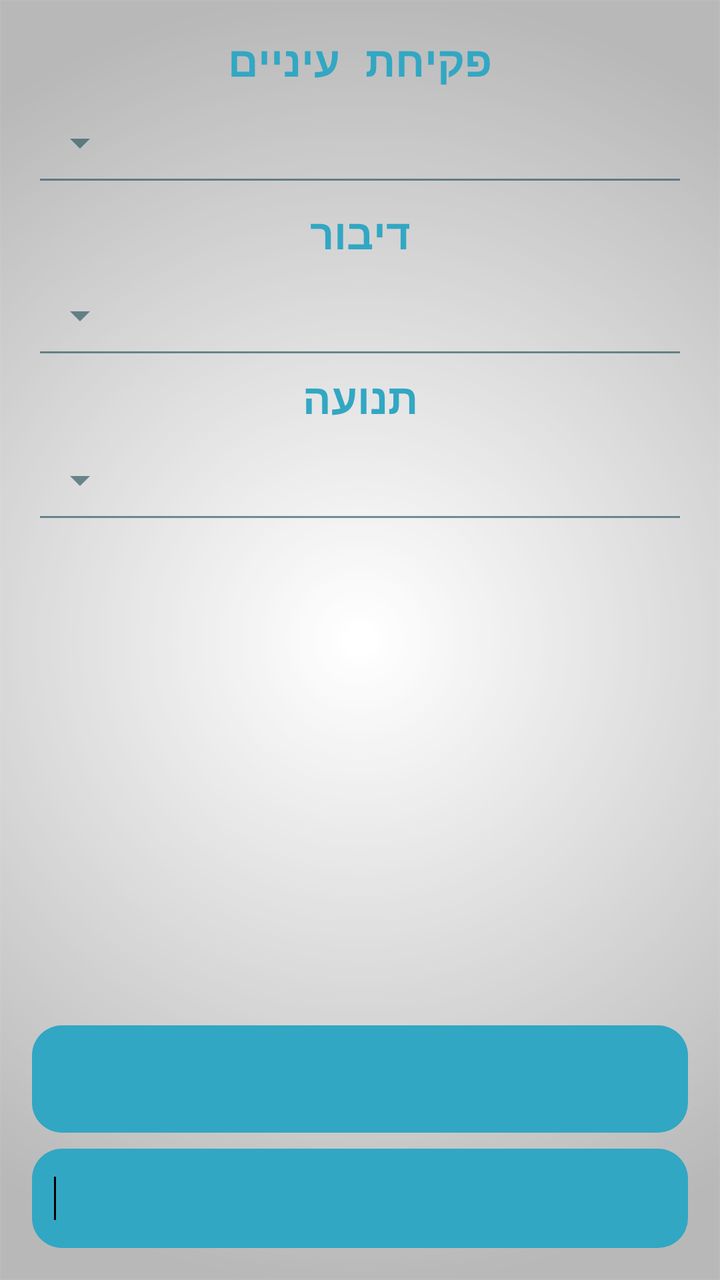
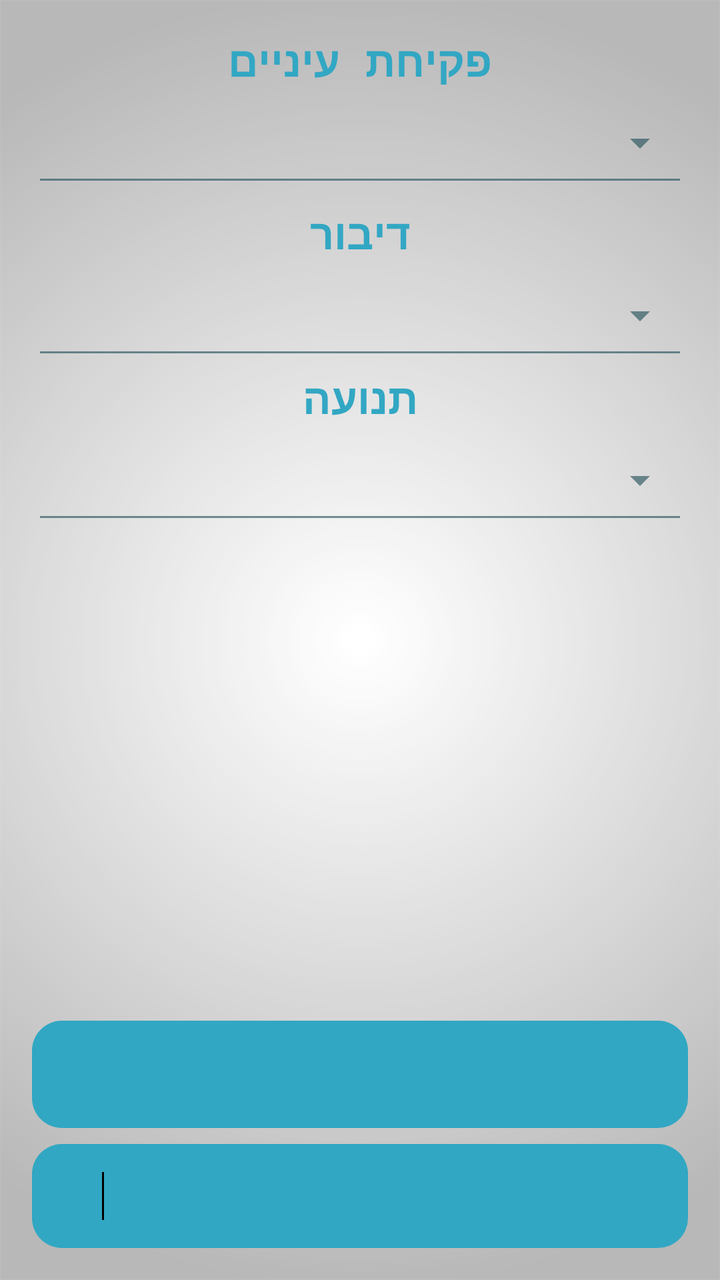

Screens rendered from an Android XML layout before and after an edit, with the pre-edit source and the edit as a unified diff.
<!-- AndroidManifest.xml: application theme AppTheme -->
<!-- res/layout/activity_glazgo_calc.xml -->
<?xml version="1.0" encoding="utf-8"?>
<RelativeLayout
    xmlns:android="http://schemas.android.com/apk/res/android"
    xmlns:app="http://schemas.android.com/apk/res-auto"
    xmlns:tools="http://schemas.android.com/tools"
    android:layout_width="match_parent"
    android:layout_height="match_parent"
    android:padding="@dimen/activity_horizontal_margin">
    <ScrollView
        android:layout_width="match_parent"
        android:layout_height="match_parent">
    <RelativeLayout
        android:orientation="vertical" android:layout_width="match_parent"
        android:layout_height="wrap_content"
        android:layoutDirection="ltr">
        <TextView
            android:layout_width="match_parent"
            android:layout_height="wrap_content"
            android:text="@string/eyeOpening"
            android:id="@+id/EyeTxt"
            android:textColor="@color/ColorAqua"
            android:textStyle="bold"
            android:gravity="center"
            android:textSize="21sp"/>
        <android.support.design.widget.TextInputLayout
            android:layout_width="match_parent"
            android:layout_height="wrap_content"
            android:id="@+id/Eye"
            android:hint="@string/eyeOpening"
            android:layout_below="@+id/EyeTxt">
            <Spinner
                android:layout_width="match_parent"
                android:layout_height="54dp"
                android:layoutDirection="rtl"
                android:id="@+id/EyeS"
                style="@style/Widget.AppCompat.Spinner.Underlined"
                android:layout_gravity="left"
                android:spinnerMode="dropdown" />
        </android.support.design.widget.TextInputLayout>
        <TextView
            android:layout_width="match_parent"
            android:layout_height="wrap_content"
            android:text="@string/verbal"
            android:id="@+id/VerbalTxt"
            android:textSize="21sp"
            android:textColor="@color/ColorAqua"
            android:textStyle="bold"
            android:gravity="center"
            android:layout_marginTop="4dp"
            android:layout_below="@id/Eye"/>
        <android.support.design.widget.TextInputLayout
            android:layout_width="match_parent"
            android:layout_height="wrap_content"
            android:id="@+id/Verbal"
            android:layout_below="@+id/VerbalTxt">
            <Spinner
                android:layout_width="match_parent"
                android:layout_height="54dp"
                android:id="@+id/VerbalS"
                android:layoutDirection="rtl"
                style="@style/Widget.AppCompat.Spinner.Underlined"
                android:layout_gravity="left"
                android:spinnerMode="dropdown" />
        </android.support.design.widget.TextInputLayout>
        <TextView
            android:layout_width="match_parent"
            android:layout_height="wrap_content"
            android:text="@string/motor"
            android:id="@+id/MotorTxt"
            android:layout_below="@id/Verbal"
            android:textColor="@color/ColorAqua"
            android:textStyle="bold"
            android:gravity="center"
            android:textSize="21sp"/>
        <android.support.design.widget.TextInputLayout
            android:layout_width="match_parent"
            android:layout_height="wrap_content"
            android:id="@+id/Motor"
            android:layout_below="@+id/MotorTxt">
            <Spinner
                android:layout_width="match_parent"
                android:layout_height="54dp"
                android:id="@+id/MotorS"
                android:layoutDirection="rtl"
                style="@style/Widget.AppCompat.Spinner.Underlined"
                android:layout_gravity="left"
                android:spinnerMode="dropdown" />
        </android.support.design.widget.TextInputLayout>
        <TextView
            android:layout_width="match_parent"
            android:scrollbars="vertical"
            android:layout_height="150sp"
            android:textSize="19sp"
            android:id="@+id/GlazgowResultTxt"
            android:layout_below="@+id/Motor"/>
    </RelativeLayout>
    </ScrollView>
    <TextView
        android:layout_width="match_parent"
        android:layout_height="wrap_content"
        android:id="@+id/GLZGrade"
        android:background="@drawable/btns_new"
        android:padding="14dp"
        android:textSize="19sp"
        android:layout_marginBottom="8dp"
        android:gravity="start|top"
        android:layout_above="@+id/GLZInfBG"/>
    <LinearLayout
        android:layout_width="match_parent"
        android:layout_height="wrap_content"
        android:id="@+id/GLZInfBG"
        android:background="@drawable/btns_new"
        android:drawablePadding="16dp"
        android:paddingStart="7dp"
        android:padding="14dp"
        android:gravity="center_horizontal|top"
        android:layout_alignParentBottom="true">
        <ImageView
            android:layout_width="wrap_content"
            android:layout_height="wrap_content"
            android:layout_marginStart="2dp"
            android:layout_marginEnd="2dp"
            android:tint="@color/Black"
            app:srcCompat="@drawable/ic_info"/>
        <View
            android:layout_width="1dp"
            android:layout_height="match_parent"
            android:background="@color/Black"
            android:layout_marginEnd="10dp" />
        <TextView
            android:layout_width="match_parent"
            android:layout_height="wrap_content"
            android:id="@+id/GLZInf"
            android:textSize="16sp"/>
    </LinearLayout>
</RelativeLayout>
<!-- resources referenced by this layout -->
<resources>
  <color name="Black">#000000</color>
  <color name="ColorAqua">#32a7c3</color>
  <dimen name="activity_horizontal_margin">16dp</dimen>
  <!-- drawable btns_new (drawable) -->
  <?xml version="1.0" encoding="utf-8"?>
  <shape xmlns:android="http://schemas.android.com/apk/res/android"
      android:shape="rectangle">
      <corners android:radius="15dp" />
      <solid android:color="@color/ColorNice" />
      <padding
          android:right="0dp"
          android:left="0dp"
          android:bottom="0dp"
          android:top="0dp" />
      <stroke
          android:width="0dp"
          android:color="#1e869f" />
  </shape>
  <!-- drawable ic_info: png bitmap (drawable, 1348 bytes) -->
  <string name="eyeOpening">פקיחת עיניים</string>
  <string name="motor">תנועה</string>
  <string name="verbal">דיבור</string>
  <style name="AppTheme" parent="Theme.AppCompat.Light">
          
          <item name="android:textColor">@color/Black</item>
          <item name="colorPrimary">@color/ColorPrimary</item>
          <item name="colorPrimaryDark">@color/ColorPrimaryDark</item>
          <item name="android:textColorHintInverse">@color/ColorBlue</item>
          <item name="actionBarTheme">@style/ThemeOverlay.AppCompat.Dark.ActionBar</item>
          <item name="buttonStyle">@style/FButton</item>
          <item name="android:buttonStyle">@style/FButton</item>
          <item name="colorAccent">@color/materialGrey300</item>
          
          <item name="android:actionMenuTextColor">@color/Black</item>
          <item name="android:itemBackground">@color/materialGrey300</item>
          <item name="android:textColorSecondary">@color/ColorRedDark</item>
          <item name="android:windowBackground">@drawable/ic_bgg</item>
          <item name="android:typeface">monospace</item>
  
          <item name="android:textColorHint">@color/ColorAqua</item>
          <item name="colorControlNormal">@color/ColorBlue</item>
          <item name="colorControlActivated">@color/ColorAqua</item>
          <item name="colorControlHighlight">@color/ColorAqua</item>
      </style>
  <color name="ColorNice">#31a7c3</color>
  <color name="ColorPrimary">#10133b</color>
  <color name="ColorPrimaryDark">#1a1d4b</color>
  <color name="ColorBlue">#98194853</color>
  <style name="FButton" parent="Theme.AppCompat.Light">
          <item name="colorControlHighlight">@color/ColorBlue</item>
          <item name="android:textColor">@color/ColorAqua</item>
          <item name="android:textSize">20sp</item>
      </style>
  <color name="materialGrey300">#ffe0e0e0</color>
  <color name="ColorRedDark">#6b0000</color>
  <!-- drawable ic_bgg: png bitmap (drawable, 33899 bytes) -->
</resources>

<!-- the commit's change to res/layout/activity_glazgo_calc.xml (unified diff, before → after) -->
@@ -11,8 +11,7 @@
         android:layout_height="match_parent">
     <RelativeLayout
         android:orientation="vertical" android:layout_width="match_parent"
-        android:layout_height="wrap_content"
-        android:layoutDirection="ltr">
+        android:layout_height="wrap_content">
         <TextView
             android:layout_width="match_parent"
             android:layout_height="wrap_content"
@@ -31,10 +30,9 @@
             <Spinner
                 android:layout_width="match_parent"
                 android:layout_height="54dp"
-                android:layoutDirection="rtl"
                 android:id="@+id/EyeS"
                 style="@style/Widget.AppCompat.Spinner.Underlined"
-                android:layout_gravity="left"
+                android:layout_gravity="start"
                 android:spinnerMode="dropdown" />
         </android.support.design.widget.TextInputLayout>
         <TextView
@@ -57,9 +55,8 @@
                 android:layout_width="match_parent"
                 android:layout_height="54dp"
                 android:id="@+id/VerbalS"
-                android:layoutDirection="rtl"
                 style="@style/Widget.AppCompat.Spinner.Underlined"
-                android:layout_gravity="left"
+                android:layout_gravity="start"
                 android:spinnerMode="dropdown" />
         </android.support.design.widget.TextInputLayout>
         <TextView
@@ -81,9 +78,8 @@
                 android:layout_width="match_parent"
                 android:layout_height="54dp"
                 android:id="@+id/MotorS"
-                android:layoutDirection="rtl"
                 style="@style/Widget.AppCompat.Spinner.Underlined"
-                android:layout_gravity="left"
+                android:layout_gravity="start"
                 android:spinnerMode="dropdown" />
         </android.support.design.widget.TextInputLayout>
         <TextView
@@ -116,10 +112,11 @@
         android:gravity="center_horizontal|top"
         android:layout_alignParentBottom="true">
         <ImageView
-            android:layout_width="wrap_content"
-            android:layout_height="wrap_content"
+            android:layout_width="24dp"
+            android:layout_height="24dp"
             android:layout_marginStart="2dp"
             android:layout_marginEnd="2dp"
+            android:contentDescription="@string/app_name"
             android:tint="@color/Black"
             app:srcCompat="@drawable/ic_info"/>
         <View
<!-- resource entries referenced after the edit -->
@@ -18,7 +18,17 @@
           android:width="0dp"
           android:color="#1e869f" />
   </shape>
-  <!-- drawable ic_info: png bitmap (drawable, 1348 bytes) -->
+  <!-- drawable ic_info (drawable-anydpi-v21) -->
+  <vector xmlns:android="http://schemas.android.com/apk/res/android"
+          android:width="24dp"
+          android:height="24dp"
+          android:viewportWidth="24.0"
+          android:viewportHeight="24.0">
+      <path
+          android:fillColor="#FFFF"
+          android:pathData="M12,2C6.48,2 2,6.48 2,12s4.48,10 10,10 10,-4.48 10,-10S17.52,2 12,2zM13,17h-2v-6h2v6zM13,9h-2L11,7h2v2z"/>
+  </vector>
+  <string name="app_name">דיווחי מגן דוד אדום</string>
   <string name="eyeOpening">פקיחת עיניים</string>
   <string name="motor">תנועה</string>
   <string name="verbal">דיבור</string>
